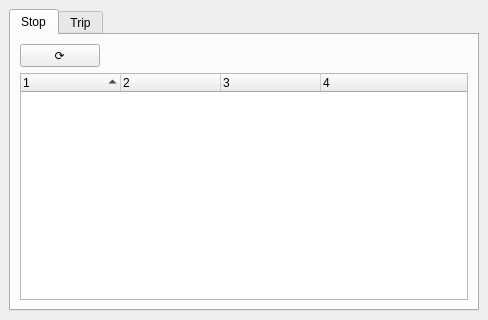
First picture: the form in maingui.ui, repository ltworf/vasttrafik-cli, before the edit.
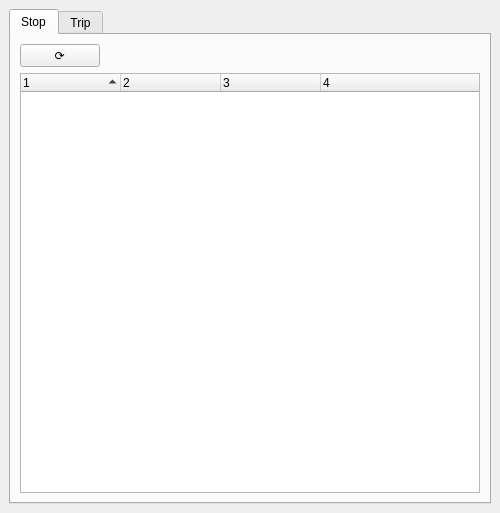
Second picture: the form after the edit.

Commit message: No selection also in trip table, larger default size

```diff
--- a/maingui.ui
+++ b/maingui.ui
@@ -6,8 +6,8 @@
    <rect>
     <x>0</x>
     <y>0</y>
-    <width>488</width>
-    <height>320</height>
+    <width>500</width>
+    <height>513</height>
    </rect>
   </property>
   <property name="windowTitle">
```
Left out of the diff: 7 changed lines with no effect on the pictures.
